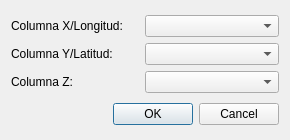
The window that ColumnSelectDialog.ui (joaconigro/QCalc) describes before a commit, drawn with Qt 5.
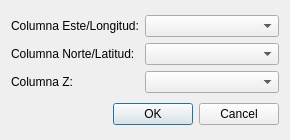
The same window after the commit.

Diff of the .ui file:
```diff
--- a/ColumnSelectDialog.ui
+++ b/ColumnSelectDialog.ui
@@ -22,7 +22,7 @@
      <item row="0" column="0">
       <widget class="QLabel" name="xLabel">
        <property name="text">
-        <string>Columna X/Longitud:</string>
+        <string>Columna Este/Longitud:</string>
        </property>
       </widget>
      </item>
@@ -32,7 +32,7 @@
      <item row="1" column="0">
       <widget class="QLabel" name="label_2">
        <property name="text">
-        <string>Columna Y/Latitud:</string>
+        <string>Columna Norte/Latitud:</string>
        </property>
       </widget>
      </item>
```
